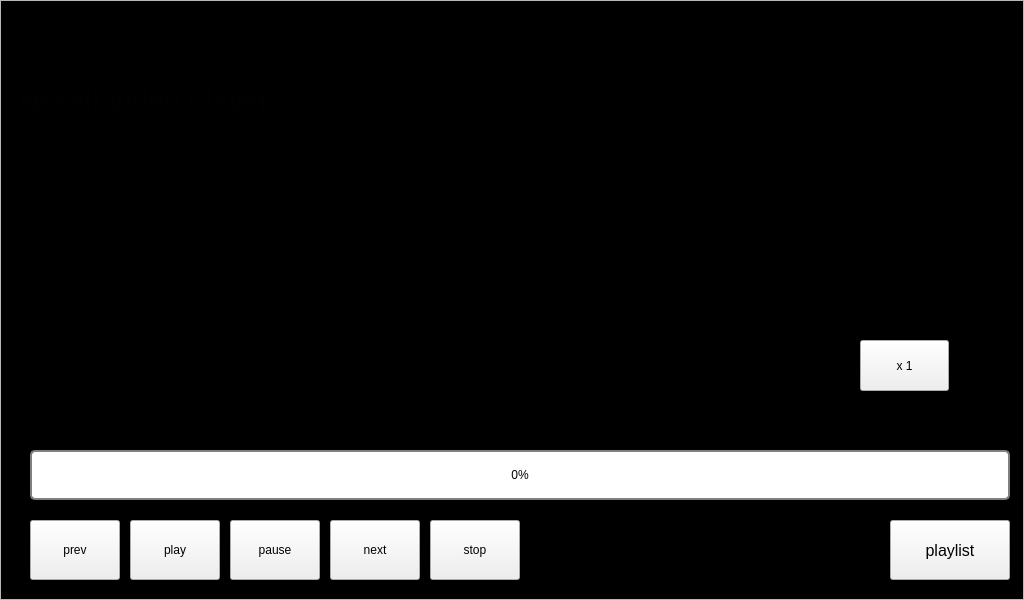
Qt form apps/NxVideoPlayer/PlayerVideoFrame.ui (NexellCorp/linux_sdk_displayaudio) before a commit.
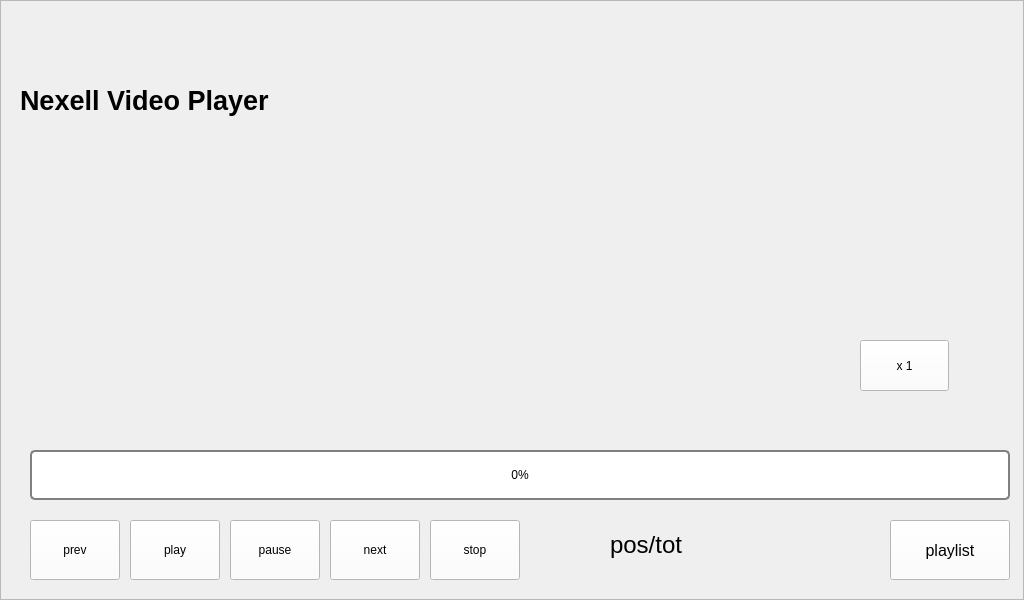
The same form after that commit.

Commit message:
NxVideoPlayer: changed stylesheet to improve font quality.
Changed:
 -.Applied an opacity event.
 -.Changed stylesheet for alphableding.
 -.And, for this to work, drm's alphableding must be enabled.

The edit to the form file:
```diff
--- a/apps/NxVideoPlayer/PlayerVideoFrame.ui
+++ b/apps/NxVideoPlayer/PlayerVideoFrame.ui
@@ -40,6 +40,10 @@
      <height>60</height>
     </size>
    </property>
+   <property name="styleSheet">
+    <string notr="true">background-color: rgb(255, 255, 255);
+color: rgba(1, 1, 1);</string>
+   </property>
    <property name="text">
     <string>prev</string>
    </property>
@@ -59,6 +63,10 @@
      <height>60</height>
     </size>
    </property>
+   <property name="styleSheet">
+    <string notr="true">background-color: rgb(255, 255, 255);
+color: rgba(1, 1, 1);</string>
+   </property>
    <property name="text">
     <string>pause</string>
    </property>
@@ -124,6 +132,10 @@
      <height>60</height>
     </size>
    </property>
+   <property name="styleSheet">
+    <string notr="true">background-color: rgb(255, 255, 255);
+color: rgba(1, 1, 1);</string>
+   </property>
    <property name="text">
     <string>play</string>
    </property>
@@ -161,6 +173,10 @@
      <height>60</height>
     </size>
    </property>
+   <property name="styleSheet">
+    <string notr="true">background-color: rgb(255, 255, 255);
+color: rgba(1, 1, 1);</string>
+   </property>
    <property name="text">
     <string>next</string>
    </property>
@@ -185,6 +201,10 @@
      <pointsize>12</pointsize>
     </font>
    </property>
+   <property name="styleSheet">
+    <string notr="true">background-color: rgb(255, 255, 255);
+color: rgba(1, 1, 1);</string>
+   </property>
    <property name="text">
     <string>playlist</string>
    </property>
@@ -237,6 +257,10 @@
      <height>60</height>
     </size>
    </property>
+   <property name="styleSheet">
+    <string notr="true">background-color: rgb(255, 255, 255);
+color: rgba(1, 1, 1);</string>
+   </property>
    <property name="text">
     <string>stop</string>
    </property>
@@ -268,6 +292,15 @@
         </color>
        </brush>
       </colorrole>
+      <colorrole role="Button">
+       <brush brushstyle="SolidPattern">
+        <color alpha="0">
+         <red>0</red>
+         <green>0</green>
+         <blue>0</blue>
+        </color>
+       </brush>
+      </colorrole>
       <colorrole role="Text">
        <brush brushstyle="SolidPattern">
         <color alpha="255">
@@ -287,7 +320,7 @@
        </brush>
       </colorrole>
       <colorrole role="Base">
-       <brush brushstyle="SolidPattern">
+       <brush brushstyle="NoBrush">
         <color alpha="255">
          <red>0</red>
          <green>0</green>
@@ -295,6 +328,15 @@
         </color>
        </brush>
       </colorrole>
+      <colorrole role="Window">
+       <brush brushstyle="SolidPattern">
+        <color alpha="0">
+         <red>0</red>
+         <green>0</green>
+         <blue>0</blue>
+        </color>
+       </brush>
+      </colorrole>
      </active>
      <inactive>
       <colorrole role="WindowText">
@@ -306,6 +348,15 @@
         </color>
        </brush>
       </colorrole>
+      <colorrole role="Button">
+       <brush brushstyle="SolidPattern">
+        <color alpha="0">
+         <red>0</red>
+         <green>0</green>
+         <blue>0</blue>
+        </color>
+       </brush>
+      </colorrole>
       <colorrole role="Text">
        <brush brushstyle="SolidPattern">
         <color alpha="255">
@@ -325,7 +376,7 @@
        </brush>
       </colorrole>
       <colorrole role="Base">
-       <brush brushstyle="SolidPattern">
+       <brush brushstyle="NoBrush">
         <color alpha="255">
          <red>0</red>
          <green>0</green>
@@ -333,6 +384,15 @@
         </color>
        </brush>
       </colorrole>
+      <colorrole role="Window">
+       <brush brushstyle="SolidPattern">
+        <color alpha="0">
+         <red>0</red>
+         <green>0</green>
+         <blue>0</blue>
+        </color>
+       </brush>
+      </colorrole>
      </inactive>
      <disabled>
       <colorrole role="WindowText">
@@ -344,6 +404,15 @@
         </color>
        </brush>
       </colorrole>
+      <colorrole role="Button">
+       <brush brushstyle="SolidPattern">
+        <color alpha="0">
+         <red>0</red>
+         <green>0</green>
+         <blue>0</blue>
+        </color>
+       </brush>
+      </colorrole>
       <colorrole role="Text">
        <brush brushstyle="SolidPattern">
         <color alpha="255">
@@ -363,17 +432,29 @@
        </brush>
       </colorrole>
       <colorrole role="Base">
-       <brush brushstyle="SolidPattern">
+       <brush brushstyle="NoBrush">
         <color alpha="255">
-         <red>239</red>
-         <green>235</green>
-         <blue>231</blue>
+         <red>0</red>
+         <green>0</green>
+         <blue>0</blue>
+        </color>
+       </brush>
+      </colorrole>
+      <colorrole role="Window">
+       <brush brushstyle="SolidPattern">
+        <color alpha="0">
+         <red>0</red>
+         <green>0</green>
+         <blue>0</blue>
         </color>
        </brush>
       </colorrole>
      </disabled>
     </palette>
    </property>
+   <property name="styleSheet">
+    <string notr="true">background-color: rgba(0, 0, 0, 0%);</string>
+   </property>
   </widget>
   <widget class="QLabel" name="subTitleLabel">
    <property name="geometry">
@@ -426,6 +507,10 @@
      <height>51</height>
     </rect>
    </property>
+   <property name="styleSheet">
+    <string notr="true">background-color: rgb(255, 255, 255);
+color: rgba(1, 1, 1);</string>
+   </property>
    <property name="text">
     <string>x 1</string>
    </property>
```
The commit also changes 7 other files.
